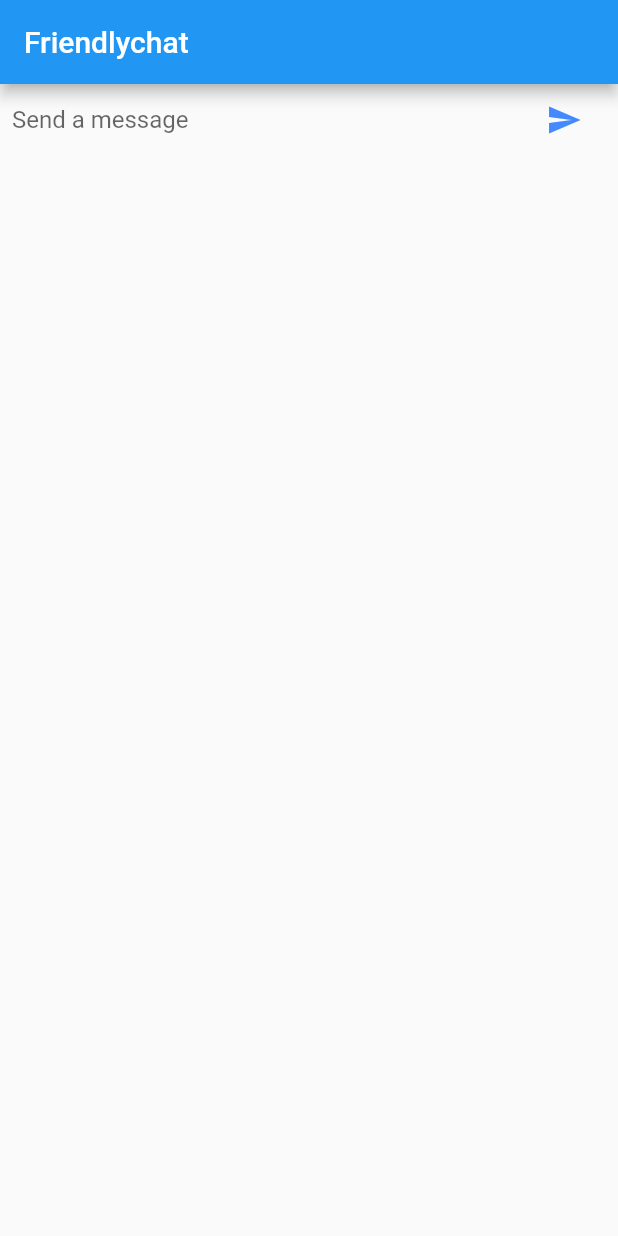
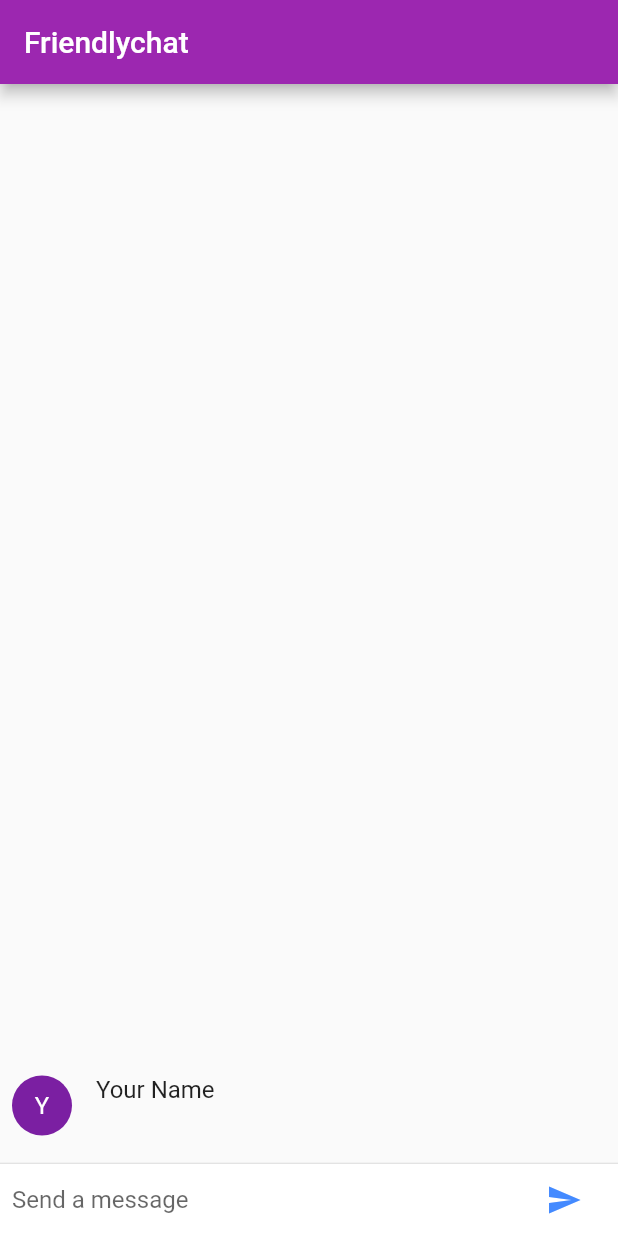
Before and after one commit to heinzan/friendlychat, a Flutter app: the screen it shows after launch, after a tap on the "send" icon, on a phone screen of 412 x 824 dp. Run offline on Flutter 3.47's test engine with Material 2 defaults, Android fonts, the phone set to English and light mode, and no system bars; our stand-ins replace fluttertoast.

Commit message:
[update]final commit

```diff
--- a/lib/main.dart
+++ b/lib/main.dart
@@ -1,19 +1,37 @@
 import 'package:flutter/material.dart';
+import 'package:fluttertoast/fluttertoast.dart';
+import 'package:flutter/foundation.dart';
+import 'package:flutter/cupertino.dart';                      //new
+
 
 void main() => runApp(new FriendlychapApp());
 
 class FriendlychapApp extends StatelessWidget {
+  final ThemeData kIOSTheme = new ThemeData(
+    primarySwatch: Colors.orange,
+    primaryColor: Colors.grey[100],
+    primaryColorBrightness: Brightness.light,
+  );
+
+  final ThemeData kDefaultTheme = new ThemeData(
+    primarySwatch: Colors.purple,
+    accentColor: Colors.orangeAccent[400],
+  );
   // This widget is the root of your application.
   @override
   Widget build(BuildContext context) {
     return MaterialApp(
       title: 'Friendlychat',
+      theme: defaultTargetPlatform == TargetPlatform.iOS
+      ? kIOSTheme : kDefaultTheme,
       home: new ChatScreen(),
     );
   }
 }
 
 class ChatScreen extends StatefulWidget {
+
+
   @override
   State<StatefulWidget> createState() {
     // TODO: implement createState
@@ -21,8 +39,10 @@ class ChatScreen extends StatefulWidget {
   }
 }
 
-class ChatScreenState extends State<ChatScreen> {
+class ChatScreenState extends State<ChatScreen> with TickerProviderStateMixin{
+  final List<ChatMessage> _messages = <ChatMessage>[];
   final TextEditingController _textController = new TextEditingController();
+  bool _isComposing = false;
 
   @override
   Widget build(BuildContext context) {
@@ -30,13 +50,59 @@ class ChatScreenState extends State<ChatScreen> {
     return Scaffold(
       appBar: AppBar(
         title: Text('Friendlychat'),
+        elevation: Theme.of(context).platform == TargetPlatform.iOS ? 0.0 : 4.0,
       ),
-      body: _buildTextComposer(),
-    );
+      body: Container(
+        child: Column(
+          children: <Widget>[
+            Flexible(
+                child: ListView.builder(
+                    padding: EdgeInsets.all(8.0),
+                    reverse: true,
+                    itemBuilder: (_, int index) => _messages[index],
+                    itemCount: _messages.length)
+            ),
+            Divider(
+              height: 1.0,
+            ),
+            Container(
+              decoration: BoxDecoration(
+                color: Theme.of(context).cardColor,
+              ),
+              child: _buildTextComposer(),
+            ),
+
+          ],
+
+        ),
+          decoration: Theme.of(context).platform == TargetPlatform.iOS //new
+              ? new BoxDecoration(                                     //new
+            border: new Border(                                  //new
+              top: new BorderSide(color: Colors.grey[200]),      //new
+            ),                                                   //new
+          )                                                      //new
+              : null),
+      );
+
   }
 
   void _handlerSubmitted(String text) {
     _textController.clear();
+    setState(() {
+      _isComposing = false;
+    });
+
+    ChatMessage message = new ChatMessage(text: text,
+        animationController: new AnimationController(                  //new
+          duration: new Duration(milliseconds: 700),                   //new
+          vsync: this,
+        )
+    );
+    setState(() {
+      _messages.insert(0, message);
+    });
+
+    message.animationController.forward();
   }
 
   Widget _buildTextComposer() {
@@ -47,13 +113,24 @@ class ChatScreenState extends State<ChatScreen> {
           Flexible(
               child: TextField(
             controller: _textController,
+            onChanged: (String text){
+              setState(() {
+                _isComposing = text.length > 0;
+              });
+            },
             onSubmitted: _handlerSubmitted,
             decoration: InputDecoration.collapsed(hintText: 'Send a message'),
           )
           ),
           Container(
-            margin: new EdgeInsets.symmetric(horizontal: 4.0),
-            child: IconButton(
+          margin: new EdgeInsets.symmetric(horizontal: 4.0),
+          child: Theme.of(context).platform == TargetPlatform.iOS ?  //modified
+           CupertinoButton(                                       //new
+          child: new Text("Send"),                                 //new
+          onPressed: _isComposing                                  //new
+          ? () =>   _handlerSubmitted(_textController.text)  //new
+              : null,) :
+           IconButton(
                 icon: Icon(Icons.send),
                 color: Colors.blueAccent,
                 onPressed: () => _handlerSubmitted(_textController.text)),
@@ -64,3 +141,49 @@ class ChatScreenState extends State<ChatScreen> {
     );
   }
 }
+
+class ChatMessage extends StatelessWidget {
+   String _name = "Your Name";
+   final AnimationController animationController;
+  ChatMessage({this.text , this.animationController });
+  final String text;
+  @override
+  Widget build(BuildContext context) {
+    return new SizeTransition(sizeFactor: CurvedAnimation(
+        parent: animationController,
+        curve: Curves.easeOut),
+      axisAlignment: 8.0,
+      child:  Container(
+        margin: const EdgeInsets.symmetric(vertical: 10.0),
+        child: new Row(
+          crossAxisAlignment: CrossAxisAlignment.start,
+          children: <Widget>[
+            new Container(
+              margin: const EdgeInsets.only(right: 16.0),
+              child: new CircleAvatar(child: new Text(_name[0])),
+            ),
+            new Expanded(
+              child: Column(
+                crossAxisAlignment: CrossAxisAlignment.start,
+                children: <Widget>[
+                  new Text(_name, style: Theme.of(context).textTheme.subhead),
+                  new Container(
+                    margin: const EdgeInsets.only(top: 5.0),
+                    child: new Text(text),
+                  ),
+                ],
+
+              ),
+
+            ),
+          ],
+        ),
+      ),
+    );
+
+
+
+
+
+  }
+}
--- a/pubspec.yaml
+++ b/pubspec.yaml
@@ -19,6 +19,7 @@ dependencies:
   # The following adds the Cupertino Icons font to your application.
   # Use with the CupertinoIcons class for iOS style icons.
   cupertino_icons: ^0.1.2
+  fluttertoast: ^2.0.7
 
 dev_dependencies:
   flutter_test:
```
